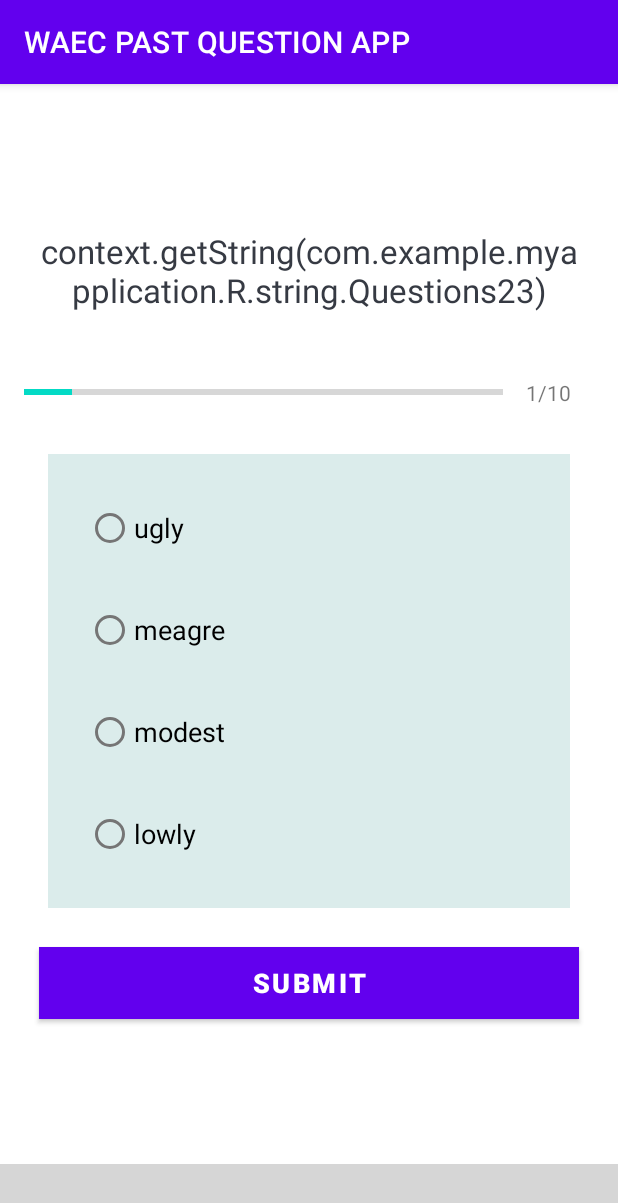
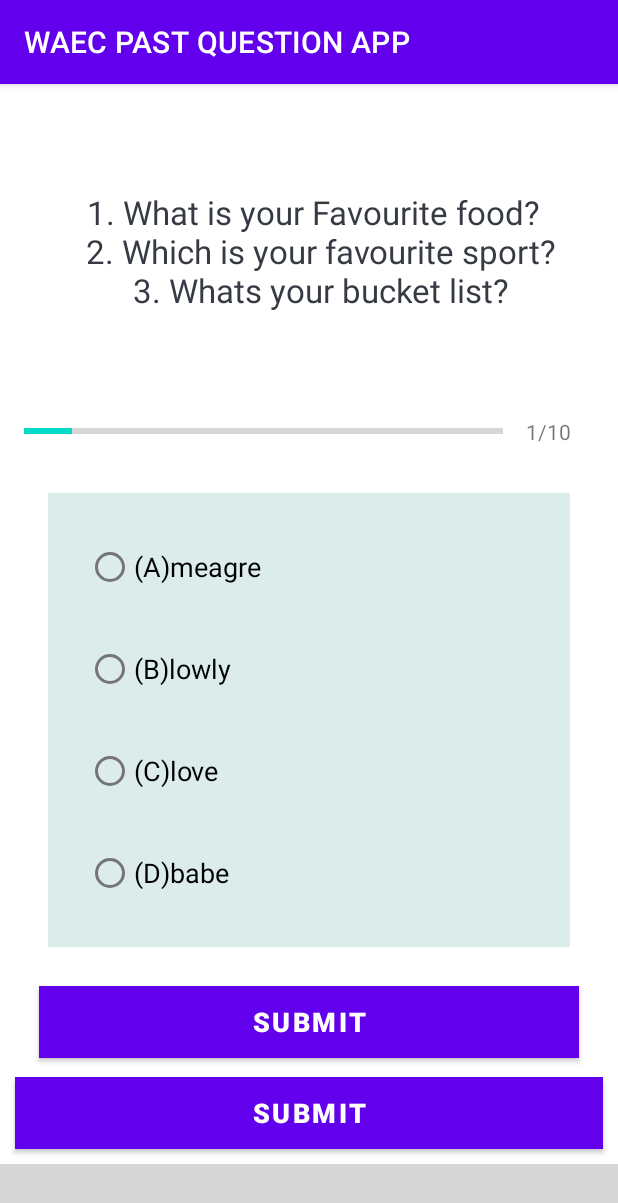
Before and after one commit to Abisayo1/WAECapp, an Android app: the MainActivity3 screen opened directly, with no data from a screen before it, on a phone screen of 412 x 824 dp. Shown: the top 1203 px of the screen. Run offline under Robolectric (Android 15) with nearby library versions, the phone set to English and light mode, and no system bars; libraries missing offline, so code that uses them is left out: me.relex.circleindicator; plain views replace CircleIndicator3; 2 statements that could not run were skipped; grey boxes are pictures that could not be loaded.

Commit message:
Waec App

```diff
--- a/app/src/main/java/com/example/myapplication/EngObj2010Activity.kt
+++ b/app/src/main/java/com/example/myapplication/EngObj2010Activity.kt
@@ -6,24 +6,22 @@ import android.os.Bundle
 import android.view.View
 import android.widget.RadioButton
 import android.widget.RadioGroup
-import androidx.lifecycle.Observer
-import androidx.lifecycle.ViewModel
-import androidx.lifecycle.ViewModelProvider
 import android.widget.Toast
-import androidx.annotation.Px
 import androidx.viewpager2.widget.ViewPager2
-import kotlinx.android.synthetic.main.activity_eng_obj_essay.*
 import kotlinx.android.synthetic.main.activity_main3.*
-import kotlinx.android.synthetic.main.activity_result.*
 import kotlinx.android.synthetic.main.item_page.*
 import me.relex.circleindicator.CircleIndicator3
 
 class MainActivity3 : AppCompatActivity() //,View.OnClickListener
 {
+    private lateinit var liste: ArrayList<englishObj2010>
 
-    private lateinit var viewModel: ViewModelquiz
+    private var mCorrectAnswers: Int = 0
+    private var nCorrectAnswers: Int = 0
 
-     var doppelgangerPageChangeCallback = object : ViewPager2.OnPageChangeCallback() {
+
+
+    var doppelgangerPageChangeCallback = object : ViewPager2.OnPageChangeCallback() {
         override fun onPageSelected(position: Int) {
 //            Toast.makeText(applicationContext, "Selected position: ${position}",
 //                    Toast.LENGTH_SHORT).show()
@@ -31,18 +29,37 @@ class MainActivity3 : AppCompatActivity() //,View.OnClickListener
 
         override fun onPageScrolled(position: Int, positionOffset: Float, positionOffsetPixels: Int) {
 
-            Toast.makeText(applicationContext, "Selected position: ${position}",
-                    Toast.LENGTH_SHORT).show()
+            (0..3).forEach { position ->
+                radio_group.setOnCheckedChangeListener(
+                        RadioGroup.OnCheckedChangeListener { group, checkedId ->
+                            val radioButtonID = radio_group.getCheckedRadioButtonId()
+                            val radioButton: View = radio_group.findViewById(radioButtonID);
+                            val idx = radio_group.indexOfChild(radioButton)
+                            val radio: RadioButton = findViewById(checkedId)
+                            if (liste[mCurrentPosition].CorrectAnswer == idx) {
+                                mCorrectAnswers++
+                                Toast.makeText(applicationContext, " On checked change :" +
+                                        " ${mCorrectAnswers}",
+                                        Toast.LENGTH_SHORT).show()
+                            }
+
+                        }
+                )
+            }
+
+
+           if (mCorrectAnswers == 1){
+               nCorrectAnswers++
+           }
         }
 
-        }
+    }
 
 
-
-        private var mCurrentPosition: Int = 1
+    private var mCurrentPosition: Int = 0
     private var mQuestionsList: MutableList<englishObj2010>? = null
 //    private var mSelectedOptionPosition: Int = 0
-    private var mCorrectAnswers: Int = 0
+
 
 //    private var mUserName: String? = null
 
@@ -51,7 +68,7 @@ class MainActivity3 : AppCompatActivity() //,View.OnClickListener
         super.onCreate(savedInstanceState)
         setContentView(R.layout.activity_main3)
 
-        viewModel = ViewModelProvider(this).get(ViewModelquiz::class.java)
+        loadCards()
 
 
 
@@ -64,20 +81,33 @@ class MainActivity3 : AppCompatActivity() //,View.OnClickListener
 //        val indicator = findViewById<CircleIndicator3>(R.id.indicator)
 //        indicator.setViewPager(view_pager2)
 
+        btn_submit23.setOnClickListener {
+                val intent = Intent(this, ResultActivity::class.java)
+                intent.putExtra(Eng2010Constants.CORRECT_ANSWERS, nCorrectAnswers)
+                intent.putExtra(Eng2010Constants.TOTAL_QUESTIONS, liste!!.size)
+                startActivity(intent)
+            }
+    }
 
-        val questions = mutableListOf<englishObj2010>(
-                englishObj2010(1, getString(R.string.Questions), 0, "(A)" + "meagre", "(B)" + "lowly", "(C)" + "love", "(D)" + "babe", 2, 0),
-                englishObj2010(2, getString(R.string.Questions), 0, "You", "meagre", "lowly", "love", 2, 0),
-                englishObj2010(3, getString(R.string.Questions), 0, "ME", "meagre", "lowly", "love", 2, 0)
-        )
+    private fun loadCards() {
+        liste = ArrayList()
+        liste.add(englishObj2010(1, getString(R.string.Questions), 0, "(A)" + "meagre", "(B)" + "lowly", "(C)" + "love", "(D)" + "babe", 2, 0))
+        liste.add(englishObj2010(2, getString(R.string.Questions), 0, "You", "meagre", "lowly", "love", 2, 0))
+        liste.add(englishObj2010(3, getString(R.string.Questions), 0, "ME", "meagre", "lowly", "love", 2, 0))
 
-        val question = mQuestionsList?.get(mCurrentPosition -1)
+
+        val question = mQuestionsList?.get(mCurrentPosition - 1)
         question?.CorrectAnswer
-        val adapter = ViewPagerAdapter(Eng2010Constants.getQuestions())
+
+
+
+        val adapter = ViewPagerAdapter(this, liste)
         view_pager2.adapter = adapter
 
         val indicator = findViewById<CircleIndicator3>(R.id.indicator)
         indicator.setViewPager(view_pager2)
+
+    }
 
 //        view_pager2.orientation = ViewPager2.ORIENTATION_HORIZONTAL
 //
@@ -221,14 +251,4 @@ class MainActivity3 : AppCompatActivity() //,View.OnClickListener
 //        tv.background = ContextCompat.getDrawable(this, R.drawable.selected_option_border_bg)
 
 
-
-
-
-    }
-
-    override fun onDestroy() {
-        super.onDestroy()
-        //TODO:6 Unregister page change callback here
-        view_pager2.unregisterOnPageChangeCallback(doppelgangerPageChangeCallback)
-    }
 }
--- a/app/src/main/java/com/example/myapplication/ViewPagerAdapter.kt
+++ b/app/src/main/java/com/example/myapplication/ViewPagerAdapter.kt
@@ -1,19 +1,14 @@
 package com.example.myapplication
 
-import android.content.Context
-import android.content.Intent
 import android.view.LayoutInflater
 import android.view.View
 import android.view.ViewGroup
-import android.view.inputmethod.CorrectionInfo
 import android.widget.*
-import androidx.lifecycle.Transformations.map
 import androidx.recyclerview.widget.RecyclerView
-import androidx.viewpager.widget.ViewPager
-import kotlinx.android.synthetic.main.item_page.view.*
 
-class ViewPagerAdapter (
-    val list: List<Eng2010Obj>) : RecyclerView.Adapter<ViewPagerAdapter.Pager2ViewHolder>() {
+class ViewPagerAdapter(
+        list1: MainActivity3,
+        val list: List<englishObj2010>) : RecyclerView.Adapter<ViewPagerAdapter.Pager2ViewHolder>() {
 
     inner class Pager2ViewHolder(itemView: View) : RecyclerView.ViewHolder(itemView) {
         val itemImg: ImageView = itemView.findViewById(R.id.image1)
@@ -98,12 +93,12 @@ class ViewPagerAdapter (
             itemOption4.setOnClickListener { v: View ->
                 val position = adapterPosition
             }
-            button.setOnClickListener {
-                val intent = Intent(itemView.context, ResultActivity::class.java)
-                //intent.putExtra(Eng2010Constants.CORRECT_ANSWERS, mCorrectAnswers)
-                intent.putExtra(Eng2010Constants.TOTAL_QUESTIONS, list!!.size)
-                itemView.context.startActivity(intent)
-            }
+//            button.setOnClickListener {
+//                val intent = Intent(itemView.context, ResultActivity::class.java)
+//                //intent.putExtra(Eng2010Constants.CORRECT_ANSWERS, mCorrectAnswers)
+//                intent.putExtra(Eng2010Constants.TOTAL_QUESTIONS, list!!.size)
+//                itemView.context.startActivity(intent)
+//            }
 
 
         }
--- a/app/src/main/res/layout/activity_main3.xml
+++ b/app/src/main/res/layout/activity_main3.xml
@@ -5,6 +5,21 @@
     android:layout_width="match_parent"
     android:layout_height="match_parent"
     tools:context=".MainActivity3">
+
+
+    <Button
+        android:id="@+id/btn_submit23"
+        android:layout_above="@+id/indicator"
+        android:layout_width="match_parent"
+        android:layout_height="wrap_content"
+        android:layout_margin="10dp"
+        android:background="@color/design_default_color_on_primary"
+        android:text="Submit"
+        android:textColor="@android:color/white"
+        android:textSize="18sp"
+        android:textStyle="bold">
+
+    </Button>
 
     <me.relex.circleindicator.CircleIndicator3
         android:id="@+id/indicator"
```
